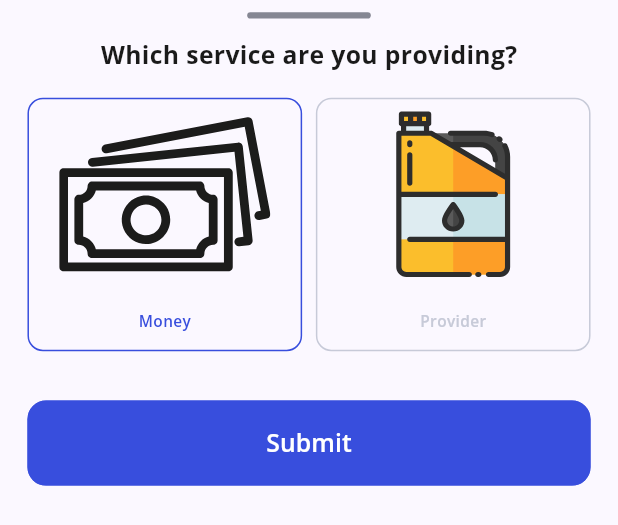
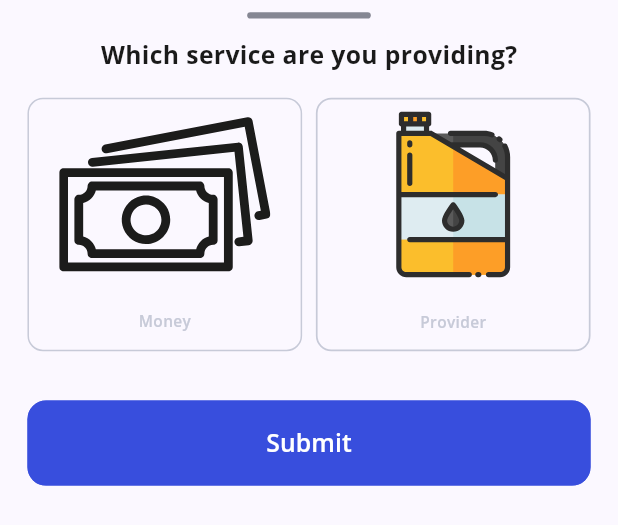
Before and after one commit to iMohamedAhmed195/easy, a Flutter app: the ChooseServiceBottomSheet widget shown alone on an empty page, opened directly, on a phone screen of 412 x 824 dp. Shown: the top 525 px of the screen. Run offline on Flutter 3.47's test engine with Material 3 defaults, Android fonts, the light colour scheme and no system bars; our stand-ins replace bloc, cached_network_image, connectivity_plus, dartz, dio, dotted_line and 18 more; missing offline and left inert: inspection; accounts and stored records are empty; project files that could hold a hidden picture were left out.

Commit message:
Refactor UiAuthCubit and ChooseServiceBottomSheet for Enhanced Functionality and Code Clarity
- Introduced a new `selectedServices` list in `UiAuthCubit` to manage multiple service type selections.
- Implemented `toggleServiceType` method to toggle selection for each service type and ensure at least one service is always selected.
- Added `isServiceSelected` method to check if a specific service type is selected.
- Updated `ChooseServiceBottomSheet` to use the new `toggleServiceType` method for service selection.
- Enhanced logging in `GlobalBlocObserver` for better debugging and monitoring of Bloc/Cubit lifecycle events, state changes, transitions, and errors.
- Improved code readability and consistency by refactoring variable declarations, method signatures, and widget structures.

This refactor enhances the user experience by allowing multiple service type selections and improves the maintainability of the codebase through clearer and more concise code.

```diff
--- a/lib/features/auth/presentation/ui_manager/ui_auth_cubit.dart
+++ b/lib/features/auth/presentation/ui_manager/ui_auth_cubit.dart
@@ -1,16 +1,18 @@
+import 'dart:developer';
+
 import 'package:easy/features/auth/presentation/ui_manager/ui_auth_state.dart';
 import '../../../../exports.dart';
 
 class UiAuthCubit extends Cubit<UiAuthState> {
   UiAuthCubit() : super(UiAuthInitial());
 
-  ///login
+  //! login
 
   TextEditingController loginPhoneNumberController = TextEditingController();
   TextEditingController loginPasswordController = TextEditingController();
   var loginFormKey = GlobalKey<FormState>();
-  String? loginCountryId ;
-  String? loginCountryCode ;
+  String? loginCountryId;
+  String? loginCountryCode;
 
   bool isRemember = false;
   changeRememberMe() {
@@ -18,48 +20,55 @@ class UiAuthCubit extends Cubit<UiAuthState> {
     emit(ChangeRememberMeState());
   }
 
-  ///register
+  //! register
   TextEditingController registerFirstNameController = TextEditingController();
   TextEditingController registerLastNameController = TextEditingController();
   TextEditingController registerPhoneNumberController = TextEditingController();
   TextEditingController registerPasswordController = TextEditingController();
-  TextEditingController registerConfirmPasswordController = TextEditingController();
-  String? registerCountryId ;
-  String? registerCountryCode ;
+  TextEditingController registerConfirmPasswordController =
+      TextEditingController();
+  String? registerCountryId;
+  String? registerCountryCode;
   var registerFormKey = GlobalKey<FormState>();
 
- ///forget password
+  //! forget password
 
-  TextEditingController forgetPasswordPhoneNumberController = TextEditingController();
-  String? forgetCountryId ;
-  String? forgetCountryCode ;
+  TextEditingController forgetPasswordPhoneNumberController =
+      TextEditingController();
+  String? forgetCountryId;
+  String? forgetCountryCode;
 
- ///reset password
+  //! reset password
 
-  TextEditingController resetPasswordConfirmController = TextEditingController();
+  TextEditingController resetPasswordConfirmController =
+      TextEditingController();
   TextEditingController resetPasswordController = TextEditingController();
   var resetPasswordFormKey = GlobalKey<FormState>();
 
-  /// complete profile
-  TextEditingController completeProfileEmailController = TextEditingController();
-  TextEditingController completeProfileNationalIdController = TextEditingController();
-  TextEditingController completeProfileWorkPlaceController = TextEditingController();
+  //! complete profile
+  TextEditingController completeProfileEmailController =
+      TextEditingController();
+  TextEditingController completeProfileNationalIdController =
+      TextEditingController();
+  TextEditingController completeProfileWorkPlaceController =
+      TextEditingController();
   final PageController pageController = PageController();
 
   bool isLastPage = false;
   int nextPage = 0;
-  List<int> savedPage=[];
+  List<int> savedPage = [];
   changeIncreasePageIndex({required int index}) {
-    if(index<=2){
+    if (index <= 2) {
       pageController.jumpToPage(index);
       nextPage = index;
       savedPage.add(nextPage);
       print(savedPage);
     }
     emit(ChangePageIndexState());
-}
+  }
+
   changeDecreasePageIndex({required int index}) {
-    if(index>=0){
+    if (index >= 0) {
       pageController.jumpToPage(index);
       savedPage.remove(nextPage);
       nextPage = index;
@@ -69,13 +78,38 @@ class UiAuthCubit extends Cubit<UiAuthState> {
     emit(ChangePageIndexState());
   }
 
+  //! Store the current Selected Services Type
+  List<String> selectedServices = [];
+
+  //! Toggle selection for each service type
+  void toggleServiceType(String service) {
+    if (selectedServices.contains(service)) {
+      selectedServices.remove(service);
+      log("$selectedServices");
+    } else {
+      selectedServices.add(service);
+      log("$selectedServices");
+    }
+
+    if (selectedServices.isEmpty) {
+      //! Ensuring at least one service is selected
+      selectedServices.add(service);
+      log("$selectedServices");
+    }
+
+    emit(ChangeServiceTypeState());
+  }
+
+  bool isServiceSelected(String service) {
+    return selectedServices.contains(service);
+  }
+
   bool isCustomer = true;
   changeAccountType() {
     isCustomer = !isCustomer;
     emit(ChangeAccountTypeState());
   }
 
-  //! TODO: select more than provider service oil + moe
   bool isMoneyProvider = true;
   changeServiceType() {
     isMoneyProvider = !isMoneyProvider;
--- a/lib/features/auth/presentation/widgt/choose_service_bottom_sheet.dart
+++ b/lib/features/auth/presentation/widgt/choose_service_bottom_sheet.dart
@@ -16,35 +16,27 @@ class ChooseServiceBottomSheet extends StatelessWidget {
           height: 324.h,
           child: Column(
             children: [
-              SizedBox(
-                height: 8.h,
-              ),
+              SizedBox(height: 8.h),
               Container(
                 height: 4.h,
                 width: 72.w,
                 decoration: BoxDecoration(
                   color: AppColors.gray,
-                    borderRadius: BorderRadius.circular(78.r)),
+                  borderRadius: BorderRadius.circular(78.r),
                 ),
-              SizedBox(
-                height: 12.h,
               ),
+              SizedBox(height: 12.h),
               Text(
                 AppStrings().chooseService,
-                style: getBoldTextStyle(
-                    fontSize: 16, color: AppColors.black),
+                style: getBoldTextStyle(fontSize: 16, color: AppColors.black),
               ),
-              SizedBox(
-                height: 16.h,
-              ),
+              SizedBox(height: 16.h),
               Row(
                 mainAxisAlignment: MainAxisAlignment.center,
                 children: [
                   GestureDetector(
                     onTap: () {
-                      context
-                          .read<UiAuthCubit>()
-                          .changeServiceType();
+                      context.read<UiAuthCubit>().toggleServiceType('money');
                     },
                     child: Container(
                       width: 160.w,
@@ -54,17 +46,19 @@ class ChooseServiceBottomSheet extends StatelessWidget {
                         border: Border.all(
                           color: context
                                   .read<UiAuthCubit>()
-                                .isMoneyProvider
+                                  .isServiceSelected('money')
                               ? AppColors.primaryColor
                               : AppColors.borderColor2,
-                            width: 1),
+                          width: 1,
+                        ),
                       ),
                       child: Column(
                         children: [
                           SizedBox(
                             width: 123.w,
                             height: 123.h,
-                              child: SvgPicture.asset(AppAssets().money)),
+                            child: SvgPicture.asset(AppAssets().money),
+                          ),
                           SizedBox(height: 14.h),
                           Text(
                             AppStrings().money,
@@ -72,10 +66,11 @@ class ChooseServiceBottomSheet extends StatelessWidget {
                               fontSize: 10,
                               color: context
                                       .read<UiAuthCubit>()
-                                    .isMoneyProvider
+                                      .isServiceSelected('money')
                                   ? AppColors.primaryColor
-                                    : AppColors.borderColor2),
-                          )
+                                  : AppColors.borderColor2,
+                            ),
+                          ),
                         ],
                       ),
                     ),
@@ -83,9 +78,7 @@ class ChooseServiceBottomSheet extends StatelessWidget {
                   SizedBox(width: 8.w),
                   GestureDetector(
                     onTap: () {
-                      context
-                          .read<UiAuthCubit>()
-                          .changeServiceType();
+                      context.read<UiAuthCubit>().toggleServiceType('provider');
                     },
                     child: Container(
                       width: 160.w,
@@ -93,55 +86,63 @@ class ChooseServiceBottomSheet extends StatelessWidget {
                       decoration: BoxDecoration(
                         borderRadius: BorderRadius.circular(10.r),
                         border: Border.all(
-                            color: !context
+                          color: context
                                   .read<UiAuthCubit>()
-                                .isMoneyProvider
+                                  .isServiceSelected('provider')
                               ? AppColors.primaryColor
                               : AppColors.borderColor2,
-                            width: 1),
+                          width: 1.w,
+                        ),
                       ),
                       child: Column(
                         children: [
                           SizedBox(
                             width: 123.w,
                             height: 123.h,
-                              child: SvgPicture.asset(AppAssets().oil)),
+                            child: SvgPicture.asset(AppAssets().oil),
+                          ),
                           SizedBox(height: 14.h),
                           Text(
                             AppStrings().provider,
                             style: getSemiboldTextStyle(
                               fontSize: 10,
-                                color: !context
+                              color: context
                                       .read<UiAuthCubit>()
-                                    .isMoneyProvider
+                                      .isServiceSelected('provider')
                                   ? AppColors.primaryColor
-                                    : AppColors.borderColor2),
-                          )
+                                  : AppColors.borderColor2,
+                            ),
+                          ),
                         ],
                       ),
                     ),
-                  )
+                  ),
                 ],
               ),
-              SizedBox(
-                height: 32.h,
-              ),
+              SizedBox(height: 32.h),
               Padding(
-                padding:  EdgeInsets.symmetric(horizontal: 16.w),
+                padding: EdgeInsets.symmetric(horizontal: 16.w),
                 child: CustomButton(
                   text: AppStrings().submit,
-                    onPressed: (){
+                  onPressed: () {
+                    if (context
+                        .read<UiAuthCubit>()
+                        .selectedServices
+                        .isNotEmpty) {
                       Routes.awesomeSuccessRoute.moveToWithArgs({
                         "header": AppStrings().congratulations,
                         "subHeader": AppStrings().accountCreated,
                         "buttonText": AppStrings().proceed,
                         "onPressed": () {
                           Routes.bottomNavigationRoute.moveTo();
+                        },
+                      });
+                    } else {
+                      //! Here We May Show an error message or dialog to avoid empty selection ...
                     }
                   },
-                      );
-                    }),
-              )
+                ),
+              ),
             ],
           ),
         );
```
Also changed, not shown: lib/global_bloc_observer.dart (+66 -18 lines). Lines whose indentation alone changed are shown as unchanged.
